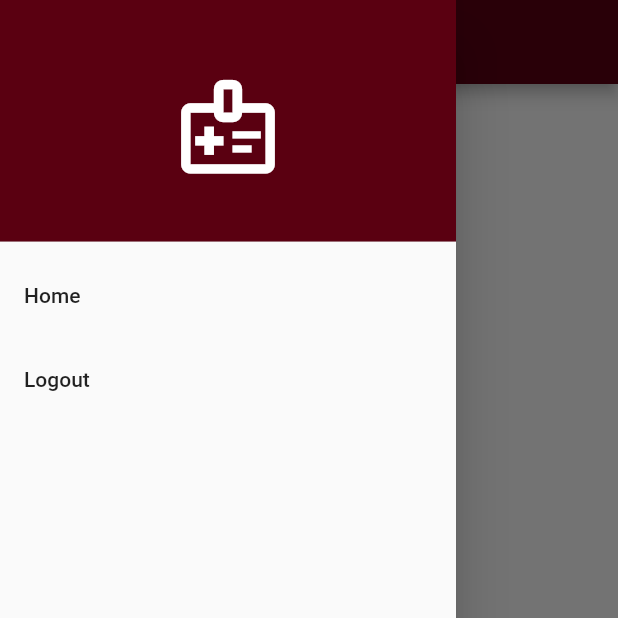
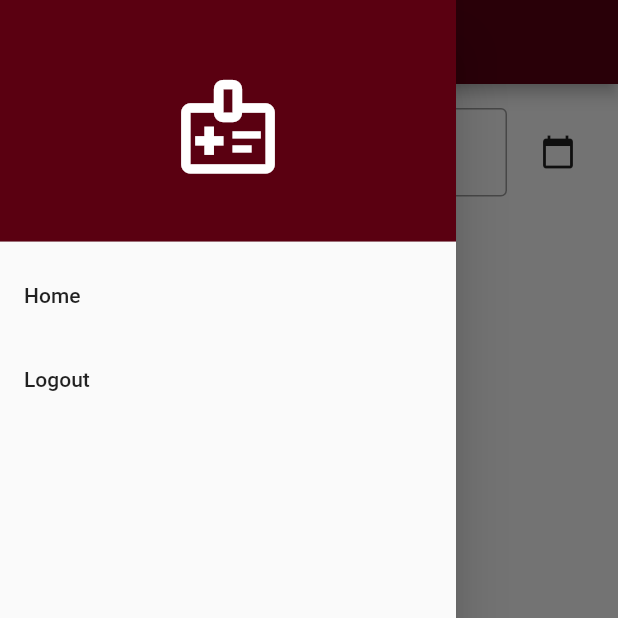
Before and after one commit to reymondyncierto/UPLBeat, a Flutter app: the EMLogsPage screen opened by its route, with the side drawer open, on a phone screen of 412 x 824 dp, the top half of it. Run offline on Flutter 3.47's test engine with Material 2 defaults, Android fonts, the phone set to English and light mode, and no system bars; our stand-ins replace cloud_firestore, email_validator, firebase_auth, firebase_core, google_sign_in, image_gallery_saver and 1 more; missing offline and left inert: qr_code_scanner; accounts and stored records are empty.

Commit message:
feat: added filter with date for logs

```diff
--- a/lib/screens/EM_logs.dart
+++ b/lib/screens/EM_logs.dart
@@ -16,8 +16,9 @@ class _EMLogsPageState extends State<EMLogsPage> {
   Map<String, dynamic> userDetails = {};
   Map<String, dynamic> studentDetails = {};
   List entries = [];
-  List filteredEntries = [];
+  List<Widget> filteredEntries = [];
   String searchQuery = '';
+  DateTime? selectedDate;
   TextEditingController searchController = TextEditingController();
 
   @override
@@ -47,6 +48,9 @@ class _EMLogsPageState extends State<EMLogsPage> {
   Widget _searchField() {
     return Container(
       padding: const EdgeInsets.all(16.0),
+      child: Row(
+        children: [
+          Expanded(
             child: TextFormField(
               controller: searchController,
               decoration: const InputDecoration(
@@ -57,7 +61,29 @@ class _EMLogsPageState extends State<EMLogsPage> {
                 setState(() {
                   searchQuery = value.toLowerCase();
                 });
-            }));
+              },
+            ),
+          ),
+          const SizedBox(width: 10),
+          IconButton(
+            onPressed: () async {
+              final DateTime? pickedDate = await showDatePicker(
+                context: context,
+                initialDate: selectedDate ?? DateTime.now(),
+                firstDate: DateTime(2000),
+                lastDate: DateTime(2100),
+              );
+              if (pickedDate != null) {
+                setState(() {
+                  selectedDate = pickedDate;
+                });
+              }
+            },
+            icon: Icon(Icons.calendar_today),
+          ),
+        ],
+      ),
+    );
   }
 
   @override
@@ -66,7 +92,12 @@ class _EMLogsPageState extends State<EMLogsPage> {
       appBar: AppBar(
         title: const Text(""),
       ),
-      body: StreamBuilder<QuerySnapshot>(
+      body: Column(
+        children: [
+          _searchField(),
+          const SizedBox(height: 10),
+          Expanded(
+            child: StreamBuilder<QuerySnapshot>(
               stream: FirebaseFirestore.instance.collection('client').snapshots(),
               builder: (context, snapshot) {
                 if (snapshot.connectionState == ConnectionState.waiting) {
@@ -74,24 +105,25 @@ class _EMLogsPageState extends State<EMLogsPage> {
                 } else if (snapshot.hasData) {
                   final userDocs = snapshot.data!.docs;
 
-            return ListView.builder(
-              itemCount: userDocs.length,
-              itemBuilder: (context, index) {
-                final userDoc = userDocs[index];
+                  filteredEntries = userDocs.expand((userDoc) {
                     final userData = userDoc.data() as Map<String, dynamic>;
                     final studentLogs = userData['student_logs'] as List<dynamic>;
 
-                return Column(
-                  children: studentLogs.map((log) {
+                    return studentLogs.map((log) {
                       final location = log['location'] ?? 'Location not found';
                       final status = log['status'] ?? 'Status not found';
                       final studno = log['studno'] ?? 'Student number not found';
                       final dateTime = log['dateTime'] as Timestamp?;
                       final formattedDateTime = dateTime != null
-                        ? DateTime.fromMicrosecondsSinceEpoch(
-                                dateTime.microsecondsSinceEpoch)
-                            .toString()
+                          ? DateTime.fromMicrosecondsSinceEpoch(dateTime.microsecondsSinceEpoch).toString()
                           : 'N/A';
+
+                      if (selectedDate != null) {
+                        final logDate = dateTime != null ? DateTime.fromMicrosecondsSinceEpoch(dateTime.microsecondsSinceEpoch) : null;
+                        if (logDate == null || logDate.day != selectedDate!.day || logDate.month != selectedDate!.month || logDate.year != selectedDate!.year) {
+                          return Container(); // Filter out logs not matching selected date
+                        }
+                      }
 
                       return Card(
                         elevation: 4,
@@ -106,12 +138,12 @@ class _EMLogsPageState extends State<EMLogsPage> {
                             children: [
                               Text(
                                 'Name: ${userData['name']}',
-                              style: TextStyle(
+                                style: const TextStyle(
                                   fontSize: 18,
                                   fontWeight: FontWeight.bold,
                                 ),
                               ),
-                            SizedBox(height: 8),
+                              const SizedBox(height: 8),
                               Text('Location: $location'),
                               Text('Status: $status'),
                               Text('Student Number: $studno'),
@@ -120,14 +152,17 @@ class _EMLogsPageState extends State<EMLogsPage> {
                           ),
                         ),
                       );
-                  }).toList(),
-                );
-              },
-            );
+                    }).toList();
+                  }).toList();
+
+                  return ListView(children: filteredEntries);
                 } else {
                   return const Text('Failed to fetch user information.');
                 }
               },
+            ),
+          ),
+        ],
       ),
       drawer: const createDrawer(),
       floatingActionButton: FloatingActionButton.extended(
```
Also changed, not shown: 3 other files. Lines whose indentation alone changed are shown as unchanged.
